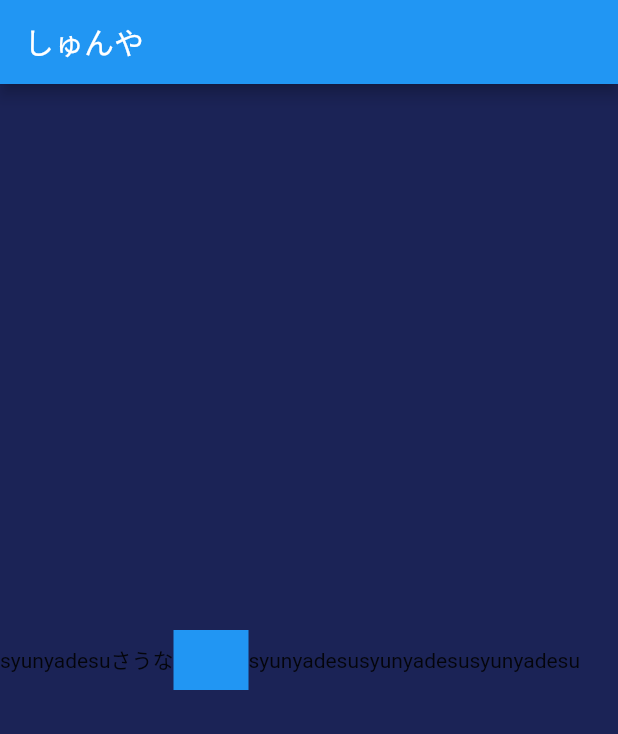
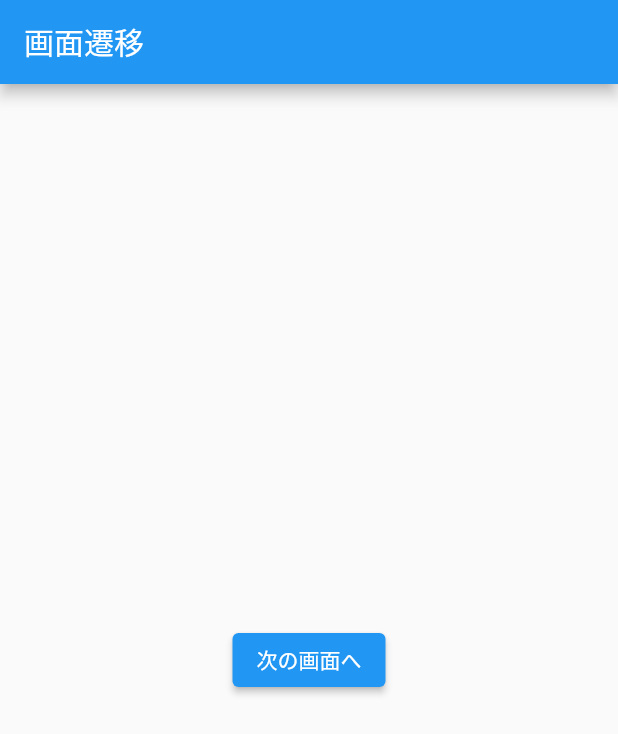
Before and after one commit to sisosyunya/restudy_flutter, a Flutter app: the screen it shows after launch, on a phone screen of 412 x 824 dp. Shown: the top 734 px of the screen. Run offline on Flutter 3.47's test engine with Material 2 defaults, Android fonts, the phone set to English and light mode, and no system bars.

Commit message:
ファイル分割

```diff
--- /dev/null
+++ b/lib/first_page.dart
@@ -0,0 +1,21 @@
+
+import 'package:flutter/material.dart';
+
+class FirstPage extends StatelessWidget {
+  @override
+  Widget build(BuildContext context) {
+    return Scaffold(
+      appBar: AppBar(
+        title:const Text('画面遷移'),
+      ),
+      body:Center(
+        child:ElevatedButton(
+          onPressed: (){
+            //ボタン押したときに呼ばれるコードを書く
+          },
+          child:const Text('次の画面へ'),
+        ),
+      ),
+    );
+  }
+}
--- a/lib/main.dart
+++ b/lib/main.dart
@@ -1,6 +1,8 @@
 import 'package:flutter/material.dart';
+import 'package:restudy/first_page.dart';
 
 void main() {
+  // runAppはメインのウィジェットを指定する関数
   runApp(const MyApp());
 }
 
@@ -14,54 +16,7 @@ class MyApp extends StatelessWidget {
       theme: ThemeData(
         primarySwatch: Colors.blue,
       ),
-      home: const MyHomePage(title: 'aaa Demo Home Page'),
+      home: FirstPage(),
     );
   }
 }
-
-class MyHomePage extends StatefulWidget {
-  const MyHomePage({Key? key, required this.title}) : super(key: key);
-  final String title;
-
-  @override
-  State<MyHomePage> createState() => _MyHomePageState();
-}
-
-class _MyHomePageState extends State<MyHomePage> {
-  int _counter = 0;
-
-  void _incrementCounter() {
-    setState(() {
-      _counter++;
-    });
-  }
-
-  @override
-  Widget build(BuildContext context) {
-    return Scaffold(
-      appBar: AppBar(
-        title:const Text('しゅんや'),
-      ),
-      body:Container(
-        color: Color.fromARGB(255, 27, 35, 86),
-        width: double.infinity,
-        height: double.infinity,
-        // Columnにすると、子Widgetが上下に並ぶ
-        // Rowにすると、子Widgetが左右に並ぶ
-        child:Row(
-          children: [
-            Text('syunyadesu'),
-            Text('さうな'),
-            Container(
-              width:50,
-              height: 40,
-              color: Colors.blue,
-            ),
-            Text('syunyadesu'),
-            Text('syunyadesu'),
-            Text('syunyadesu'),
-          ],),
-      )
-    );
-  }
-}
```
